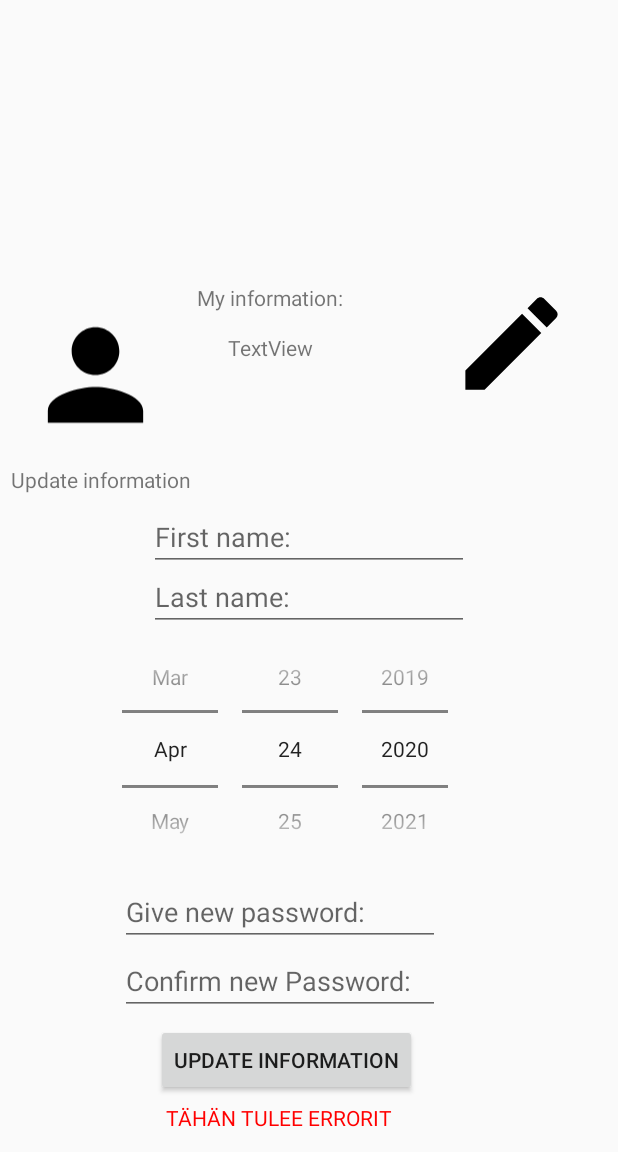
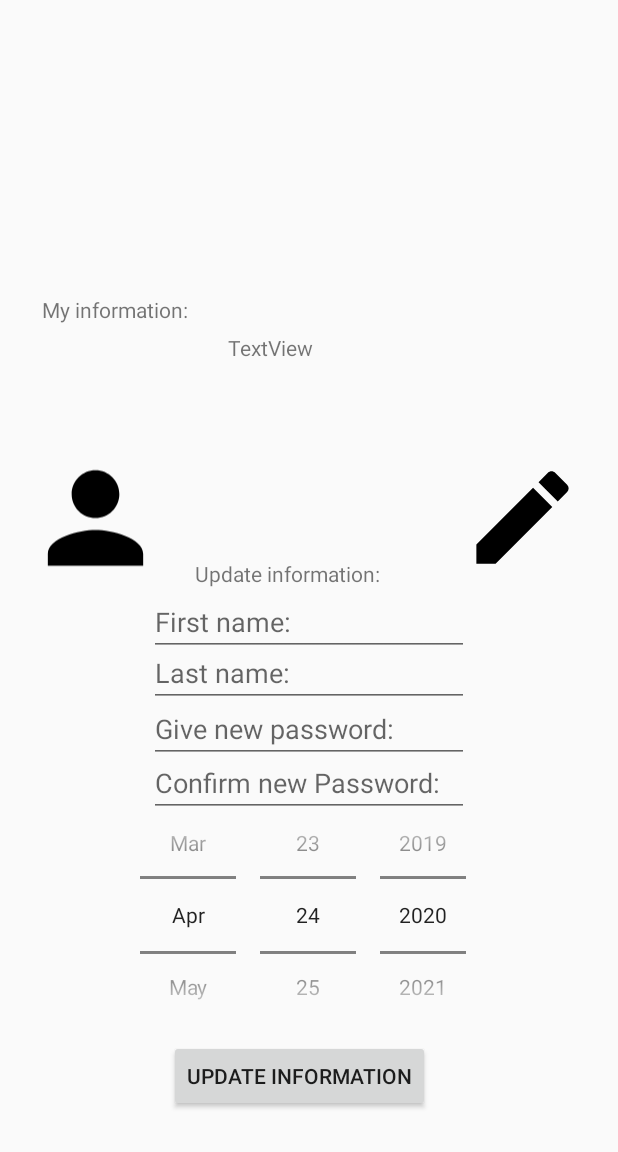
Before and after one commit to jerekuo/Harkkatyo, an Android app: the fragment SettingsFragment placed in its activity, after a tap on "UPDATE INFORMATION", on a phone screen of 412 x 824 dp, the part 84-1236 px from its top. Run offline under Robolectric (Android 15) with nearby library versions, the phone set to English and light mode, and no system bars; our stand-ins replace Firebase (no records; nobody signed in at launch, a user with empty details on screens opened directly).

Commit message:
settings fragment almost complete.

```diff
--- a/app/src/main/java/com/example/moovi/Admin.java
+++ b/app/src/main/java/com/example/moovi/Admin.java
@@ -3,7 +3,7 @@ package com.example.moovi;
 import java.util.Date;
 
 public class Admin extends User {
-    Admin(String password, String email, String firstName, String lastName, Date age) {
+    Admin(String password, String email, String firstName, String lastName, String age) {
         super(password, email, firstName, lastName, age);
     }
 
--- a/app/src/main/java/com/example/moovi/SettingsFragment.java
+++ b/app/src/main/java/com/example/moovi/SettingsFragment.java
@@ -11,9 +11,11 @@ import android.widget.Button;
 import android.widget.DatePicker;
 import android.widget.EditText;
 import android.widget.TextView;
+import android.widget.Toast;
 
 import com.google.firebase.auth.FirebaseUser;
 
+import java.text.SimpleDateFormat;
 import java.util.ArrayList;
 import java.util.Date;
 
@@ -23,18 +25,11 @@ import java.util.Date;
  */
 public class SettingsFragment extends Fragment {
     View view;
-    EditText editLastName;
-    EditText editFirstName;
-    TextView textError;
-    EditText editPassword1, editPassword2;
+    TextView infoHeader, infoText, updateText;
+    EditText editPassword1, editPassword2, editLastName, editFirstName;
     DatePicker datePicker;
-    TextView infoHeader;
-    TextView infoText;
-    TextView updateText;
     Button updateInfo;
-
     FirebaseUser user = HallSystem.getInstance().getUser();
-
 
 
     public SettingsFragment() {
@@ -46,10 +41,8 @@ public class SettingsFragment extends Fragment {
                              Bundle savedInstanceState) {
 
         view = inflater.inflate(R.layout.fragment_settings, container, false);
-
         editFirstName = view.findViewById(R.id.editFirstName);
         editLastName = view.findViewById(R.id.editLastName);
-        textError = view.findViewById(R.id.textError);
         editPassword1 = view.findViewById(R.id.editPassword1);
         editPassword2 = view.findViewById(R.id.editPassword2);
         datePicker = view.findViewById(R.id.datePicker);
@@ -61,9 +54,7 @@ public class SettingsFragment extends Fragment {
         this.updateSettings(view);
         // Inflate the layout for this fragment
         return view;
-
     }
-
 
     public void updateSettings(View view){
         final String email = user.getEmail();
@@ -74,13 +65,25 @@ public class SettingsFragment extends Fragment {
                 String last = editLastName.getText().toString();
                 String pass1 = editPassword1.getText().toString();
                 String pass2 = editPassword2.getText().toString();
-                User user = new User(pass1,email,name,last,null);
-                Database.getInstance().addUser(user);
-                Backup.getInstance().writeUserBackup(user, getActivity().getApplicationContext());
+                int day = datePicker.getDayOfMonth();
+                int month = datePicker.getMonth() + 1;
+                int year = datePicker.getYear();
+                SimpleDateFormat dateFormatter = new SimpleDateFormat("MM-dd-yyyy");
+                Date d = new Date(day, month, year);
+                String strDate = dateFormatter.format(d);
+                if(pass1.isEmpty() != true && pass2.isEmpty() != true && email.isEmpty() != true && pass1.equals(pass2)
+                        && name.isEmpty() != true && last.isEmpty() != true){
+                    User user = new User(pass1,email,name,last,strDate);
+                    Database.getInstance().addUser(user);
+                    Backup.getInstance().writeUserBackup(user, getActivity().getApplicationContext());
+                    Toast.makeText(getActivity(),"Information updated.",Toast.LENGTH_SHORT).show();
+                }else if(pass1.isEmpty() || pass2.isEmpty() || pass1 != pass2 || email.isEmpty() || name.isEmpty() || last.isEmpty()){
+                    Toast.makeText(getActivity(), "Passwords do not match or text field is empty.", Toast.LENGTH_SHORT).show();
+                }else{
+                    //Do nothing
+                }
             }
         });
 
     }
-
-
 }
--- a/app/src/main/java/com/example/moovi/User.java
+++ b/app/src/main/java/com/example/moovi/User.java
@@ -5,7 +5,7 @@ import java.util.Random;
 
 public class User {
     String password; //käytetään stringi password olion kautta
-    Date age;
+    String age;
     String email;
     String firstName;
     String lastName;
@@ -33,11 +33,11 @@ public class User {
     public void setUserId(int userId) {
         this.userId = userId;
     }
-    public Date getAge() {
+    public String getAge() {
         return age;
     }
 
-    public void setAge(Date age) {
+    public void setAge(String age) {
         this.age = age;
     }
 
@@ -69,7 +69,7 @@ public class User {
 
     }
     //CONSTRUCTOR
-    public User(String password, String email, String firstName, String lastName, Date age) {
+    public User(String password, String email, String firstName, String lastName, String age) {
         this.password = password;
         this.email = email;
         this.firstName = firstName;
--- a/app/src/main/res/layout/fragment_settings.xml
+++ b/app/src/main/res/layout/fragment_settings.xml
@@ -15,10 +15,9 @@
         android:startYear="1920"
         app:layout_constraintBottom_toBottomOf="parent"
         app:layout_constraintEnd_toEndOf="parent"
-        app:layout_constraintHorizontal_bias="0.429"
         app:layout_constraintStart_toStartOf="parent"
         app:layout_constraintTop_toTopOf="parent"
-        app:layout_constraintVertical_bias="0.565"></DatePicker>
+        app:layout_constraintVertical_bias="0.832"></DatePicker>
 
     <EditText
         android:id="@+id/editLastName"
@@ -34,7 +33,7 @@
         app:layout_constraintHorizontal_bias="0.543"
         app:layout_constraintStart_toStartOf="parent"
         app:layout_constraintTop_toTopOf="parent"
-        app:layout_constraintVertical_bias="0.376" />
+        app:layout_constraintVertical_bias="0.472" />
 
     <EditText
         android:id="@+id/editFirstName"
@@ -47,7 +46,7 @@
         app:layout_constraintEnd_toEndOf="parent"
         app:layout_constraintStart_toStartOf="parent"
         app:layout_constraintTop_toTopOf="parent"
-        app:layout_constraintVertical_bias="0.291" />
+        app:layout_constraintVertical_bias="0.395" />
 
     <EditText
         android:id="@+id/editPassword2"
@@ -58,10 +57,9 @@
         android:inputType="textPassword"
         app:layout_constraintBottom_toBottomOf="parent"
         app:layout_constraintEnd_toEndOf="parent"
-        app:layout_constraintHorizontal_bias="0.404"
         app:layout_constraintStart_toStartOf="parent"
         app:layout_constraintTop_toTopOf="parent"
-        app:layout_constraintVertical_bias="0.833" />
+        app:layout_constraintVertical_bias="0.591" />
 
     <Button
         android:id="@+id/updateInfo"
@@ -71,24 +69,19 @@
         android:text="Update Information"
         app:layout_constraintBottom_toBottomOf="parent"
         app:layout_constraintEnd_toEndOf="parent"
-        app:layout_constraintHorizontal_bias="0.437"
+        app:layout_constraintHorizontal_bias="0.472"
         app:layout_constraintStart_toStartOf="parent"
         app:layout_constraintTop_toTopOf="parent"
-        app:layout_constraintVertical_bias="0.931" />
+        app:layout_constraintVertical_bias="0.951" />
 
     <TextView
         android:id="@+id/textError"
         style="@android:style/Widget.DeviceDefault.TextView"
         android:layout_width="wrap_content"
         android:layout_height="wrap_content"
-        android:text="TÄHÄN TULEE ERRORIT"
         android:textColor="#FF0000"
-        app:layout_constraintBottom_toBottomOf="parent"
-        app:layout_constraintEnd_toEndOf="parent"
-        app:layout_constraintHorizontal_bias="0.425"
         app:layout_constraintStart_toStartOf="parent"
-        app:layout_constraintTop_toTopOf="parent"
-        app:layout_constraintVertical_bias="0.977" />
+        app:layout_constraintTop_toTopOf="parent" />
 
     <EditText
         android:id="@+id/editPassword1"
@@ -99,10 +92,9 @@
         android:inputType="textPassword"
         app:layout_constraintBottom_toBottomOf="parent"
         app:layout_constraintEnd_toEndOf="parent"
-        app:layout_constraintHorizontal_bias="0.404"
         app:layout_constraintStart_toStartOf="parent"
         app:layout_constraintTop_toTopOf="parent"
-        app:layout_constraintVertical_bias="0.749" />
+        app:layout_constraintVertical_bias="0.526" />
 
     <TextView
         android:id="@+id/infoHeader"
@@ -111,10 +103,10 @@
         android:text="My information:"
         app:layout_constraintBottom_toBottomOf="parent"
         app:layout_constraintEnd_toEndOf="parent"
-        app:layout_constraintHorizontal_bias="0.418"
+        app:layout_constraintHorizontal_bias="0.09"
         app:layout_constraintStart_toStartOf="parent"
         app:layout_constraintTop_toTopOf="parent"
-        app:layout_constraintVertical_bias="0.022" />
+        app:layout_constraintVertical_bias="0.036" />
 
     <TextView
         android:id="@+id/infoText"
@@ -138,7 +130,7 @@
         app:layout_constraintHorizontal_bias="0.05"
         app:layout_constraintStart_toStartOf="parent"
         app:layout_constraintTop_toTopOf="parent"
-        app:layout_constraintVertical_bias="0.026" />
+        app:layout_constraintVertical_bias="0.23" />
 
     <ImageView
         android:id="@+id/imageView2"
@@ -147,21 +139,21 @@
         android:src="@drawable/ic_edit_black_24dp"
         app:layout_constraintBottom_toBottomOf="parent"
         app:layout_constraintEnd_toEndOf="parent"
-        app:layout_constraintHorizontal_bias="0.927"
+        app:layout_constraintHorizontal_bias="0.949"
         app:layout_constraintStart_toStartOf="parent"
         app:layout_constraintTop_toTopOf="parent"
-        app:layout_constraintVertical_bias="0.024" />
+        app:layout_constraintVertical_bias="0.251" />
 
     <TextView
         android:id="@+id/updateText"
         android:layout_width="wrap_content"
         android:layout_height="wrap_content"
-        android:text="Update information"
+        android:text="Update information:"
         app:layout_constraintBottom_toBottomOf="parent"
         app:layout_constraintEnd_toEndOf="parent"
-        app:layout_constraintHorizontal_bias="0.024"
+        app:layout_constraintHorizontal_bias="0.451"
         app:layout_constraintStart_toStartOf="parent"
         app:layout_constraintTop_toTopOf="parent"
-        app:layout_constraintVertical_bias="0.234" />
+        app:layout_constraintVertical_bias="0.344" />
 
 </androidx.constraintlayout.widget.ConstraintLayout>
```
